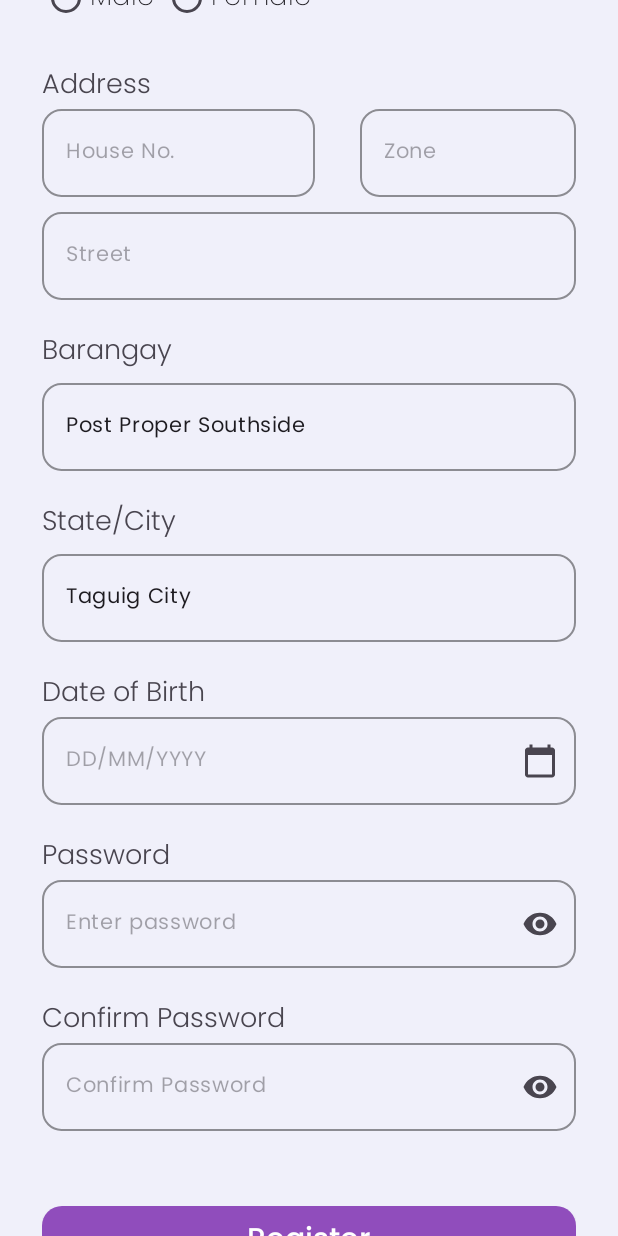
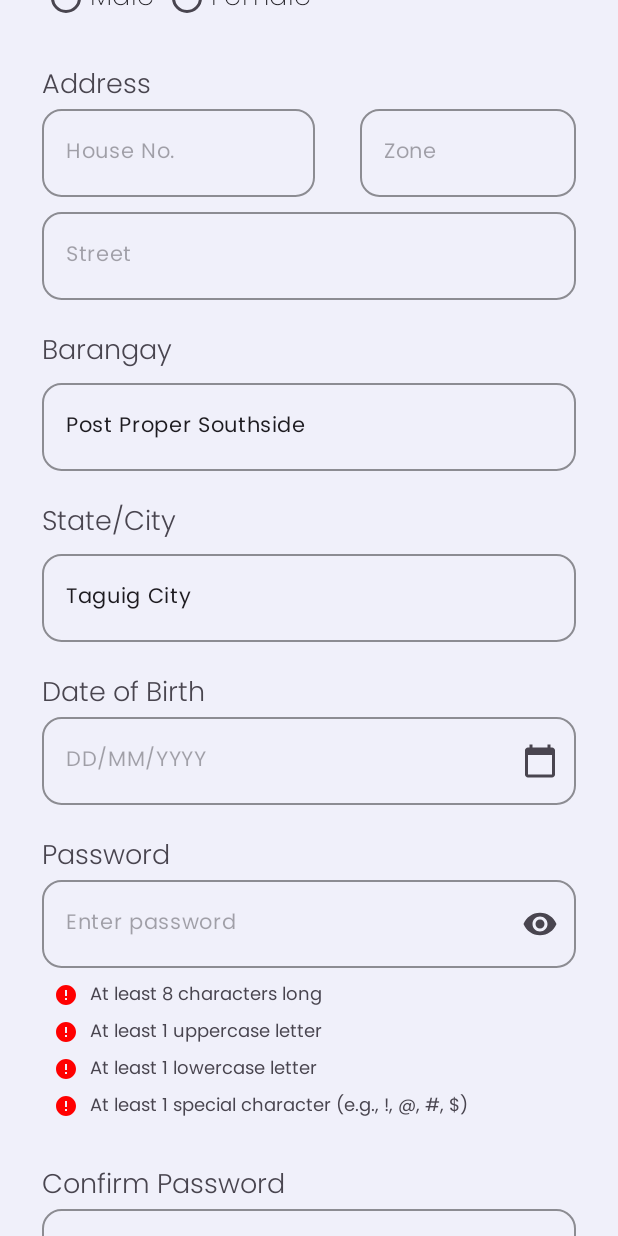
Before and after one commit to TheMeowgician/Barangay-Post-Proper-Southside-Information-System, an Android app: the RegistrationActivity screen opened directly, with no data from a screen before it, scrolled down 576 dp, on a phone screen of 412 x 824 dp. Run offline under Robolectric (Android 15) with nearby library versions, the phone set to English and light mode, and no system bars; Roboto replaces fonts that are not available here.

Commit message:
Password Validator in RegistrationActivity.java

```diff
--- /dev/null
+++ b/app/src/main/res/drawable/ic_check.xml
@@ -0,0 +1,9 @@
+<vector xmlns:android="http://schemas.android.com/apk/res/android"
+    android:width="16dp"
+    android:height="16dp"
+    android:viewportWidth="24"
+    android:viewportHeight="24">
+    <path
+        android:fillColor="#4CAF50"
+        android:pathData="M9,16.17L4.83,12l-1.42,1.41L9,19 21,7l-1.41,-1.41L9,16.17z"/>
+</vector>
--- /dev/null
+++ b/app/src/main/res/drawable/ic_error.xml
@@ -0,0 +1,9 @@
+<vector xmlns:android="http://schemas.android.com/apk/res/android"
+    android:width="16dp"
+    android:height="16dp"
+    android:viewportWidth="24"
+    android:viewportHeight="24">
+    <path
+        android:fillColor="#FF0000"
+        android:pathData="M12,2C6.48,2 2,6.48 2,12s4.48,10 10,10 10,-4.48 10,-10S17.52,2 12,2zM13,17h-2v-2h2v2zM13,13h-2V7h2v6z"/>
+</vector>
--- a/app/src/main/res/layout/activity_registration.xml
+++ b/app/src/main/res/layout/activity_registration.xml
@@ -525,7 +525,6 @@
             android:layout_width="match_parent"
             android:layout_height="wrap_content"
             android:orientation="vertical"
-        android:layout_below="@+id/birthDateTextInputEditTextLinearLayout"
             android:layout_marginBottom="20dp">
 
             <TextView
@@ -539,7 +538,7 @@
             <com.google.android.material.textfield.TextInputLayout
                 android:id="@+id/passwordTextInputLayout"
                 android:layout_width="match_parent"
-            android:layout_height="match_parent"
+                android:layout_height="wrap_content"
                 app:boxCornerRadiusTopStart="13dp"
                 app:boxCornerRadiusTopEnd="13dp"
                 app:boxCornerRadiusBottomStart="13dp"
@@ -554,10 +553,60 @@
                     android:hint="Enter password"
                     android:inputType="textPassword"
                     android:textSize="14dp"
-                android:fontFamily="@font/poppins"
-                />
+                    android:fontFamily="@font/poppins"/>
             </com.google.android.material.textfield.TextInputLayout>
 
+            <!-- Password Requirements List -->
+            <LinearLayout
+                android:id="@+id/passwordRequirementsLayout"
+                android:layout_width="match_parent"
+                android:layout_height="wrap_content"
+                android:orientation="vertical"
+                android:padding="8dp">
+
+                <TextView
+                    android:id="@+id/lengthRequirement"
+                    android:layout_width="wrap_content"
+                    android:layout_height="wrap_content"
+                    android:drawableStart="@drawable/ic_error"
+                    android:drawablePadding="8dp"
+                    android:text="At least 8 characters long"
+                    android:textSize="12sp"
+                    android:fontFamily="@font/poppins"
+                    android:layout_marginBottom="4dp"/>
+
+                <TextView
+                    android:id="@+id/uppercaseRequirement"
+                    android:layout_width="wrap_content"
+                    android:layout_height="wrap_content"
+                    android:drawableStart="@drawable/ic_error"
+                    android:drawablePadding="8dp"
+                    android:text="At least 1 uppercase letter"
+                    android:textSize="12sp"
+                    android:fontFamily="@font/poppins"
+                    android:layout_marginBottom="4dp"/>
+
+                <TextView
+                    android:id="@+id/lowercaseRequirement"
+                    android:layout_width="wrap_content"
+                    android:layout_height="wrap_content"
+                    android:drawableStart="@drawable/ic_error"
+                    android:drawablePadding="8dp"
+                    android:text="At least 1 lowercase letter"
+                    android:textSize="12sp"
+                    android:fontFamily="@font/poppins"
+                    android:layout_marginBottom="4dp"/>
+
+                <TextView
+                    android:id="@+id/specialCharRequirement"
+                    android:layout_width="wrap_content"
+                    android:layout_height="wrap_content"
+                    android:drawableStart="@drawable/ic_error"
+                    android:drawablePadding="8dp"
+                    android:text="At least 1 special character (e.g., !, @, #, $)"
+                    android:textSize="12sp"
+                    android:fontFamily="@font/poppins"/>
+            </LinearLayout>
         </LinearLayout>
 
     <LinearLayout
```
Also changed, not shown: app/src/main/java/com/example/barangayinformationsystem/RegistrationActivity.java (+84 -3 lines). Lines whose indentation alone changed are shown as unchanged.
